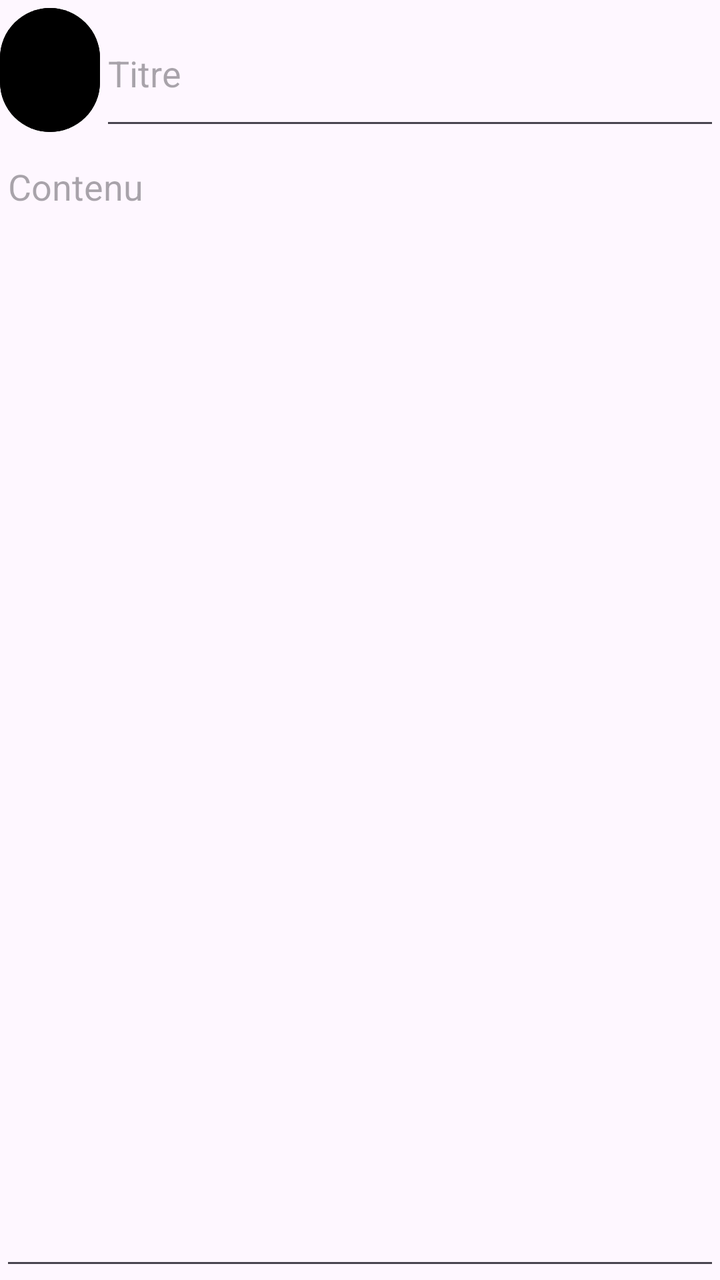
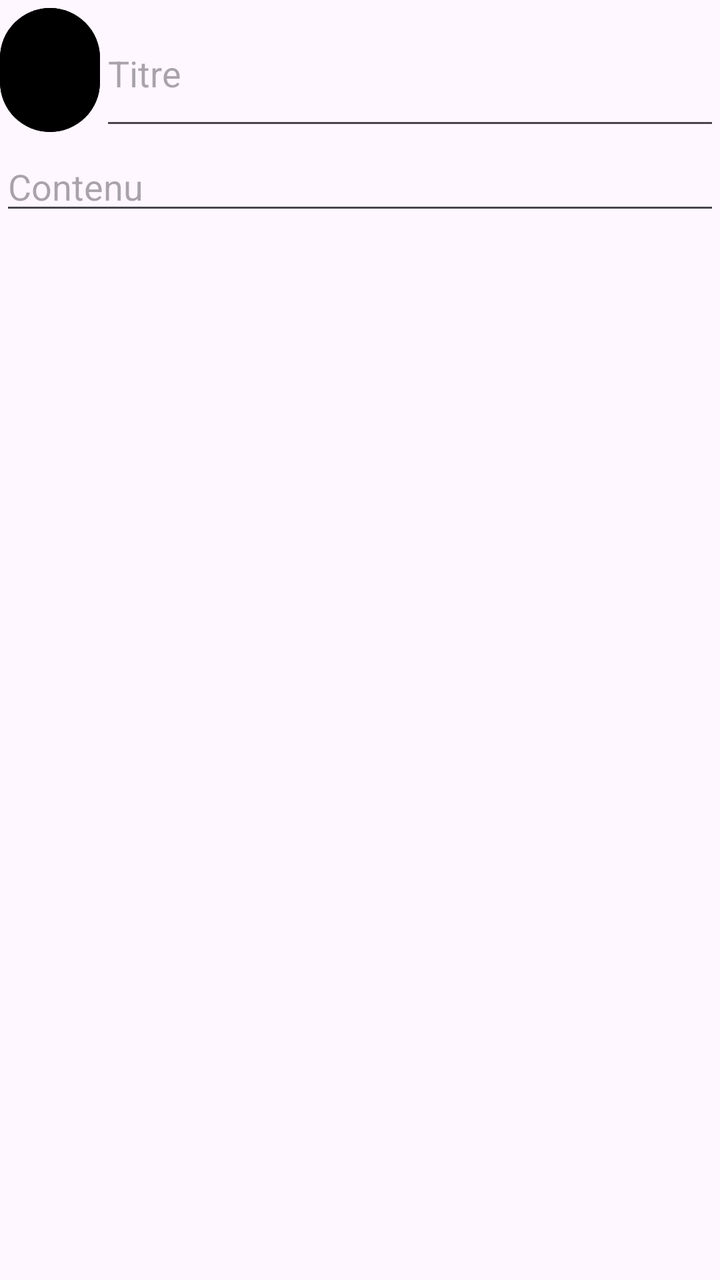

Compare the two renders of this Android layout. The source of the first and the diff that turns it into the second are given below.
<!-- AndroidManifest.xml: application theme Theme.Notty -->
<!-- res/layout/activity_create_note.xml -->
<?xml version="1.0" encoding="utf-8"?>
<LinearLayout xmlns:android="http://schemas.android.com/apk/res/android"
    xmlns:app="http://schemas.android.com/apk/res-auto"
    xmlns:tools="http://schemas.android.com/tools"
    android:id="@+id/main"
    android:layout_width="match_parent"
    android:layout_height="match_parent"
    android:background="#00E60000"
    android:gravity="center"
    android:orientation="vertical"
    tools:context=".CreateNoteActivity">

    <LinearLayout
        android:layout_width="match_parent"
        android:layout_height="70dp"
        android:orientation="horizontal">

        <Button
            android:id="@+id/id_create_btn_backHome"
            android:layout_width="50dp"
            android:layout_height="match_parent"
            android:backgroundTint="#FF000000"
            android:gravity="center" />

        <EditText
            android:id="@+id/id_create_text_title"
            android:layout_width="match_parent"
            android:layout_height="match_parent"
            android:ems="10"
            android:hint="Titre"
            android:inputType="text" />
    </LinearLayout>

    <EditText
        android:id="@+id/id_create_edit_body"
        android:layout_width="match_parent"
        android:layout_height="match_parent"
        android:layout_marginTop="1dp"
        android:ems="10"
        android:gravity="top"
        android:hint="Contenu"
        android:inputType="textMultiLine"
        android:scrollbars="vertical"
        android:scrollHorizontally="false" />

</LinearLayout>
<!-- resources referenced by this layout -->
<resources>
  <style name="Theme.Notty" parent="Base.Theme.Notty" />
  <style name="Base.Theme.Notty" parent="Theme.Material3.DayNight.NoActionBar">
          
          
      </style>
</resources>

<!-- the commit's change to res/layout/activity_create_note.xml (unified diff, before → after) -->
@@ -31,16 +31,23 @@
             android:inputType="text" />
     </LinearLayout>
 
-    <EditText
-        android:id="@+id/id_create_edit_body"
-        android:layout_width="match_parent"
+    <ScrollView
         android:layout_height="match_parent"
-        android:layout_marginTop="1dp"
-        android:ems="10"
-        android:gravity="top"
-        android:hint="Contenu"
-        android:inputType="textMultiLine"
-        android:scrollbars="vertical"
-        android:scrollHorizontally="false" />
+        android:layout_width="match_parent">
+
+        <EditText
+            android:id="@+id/id_create_edit_body"
+            android:layout_width="match_parent"
+            android:layout_height="match_parent"
+            android:layout_marginTop="1dp"
+            android:ems="10"
+            android:gravity="top"
+            android:hint="Contenu"
+            android:inputType="textMultiLine"
+            android:scrollbars="vertical"
+            android:scrollHorizontally="false" />
+
+    </ScrollView>
+
 
 </LinearLayout>
